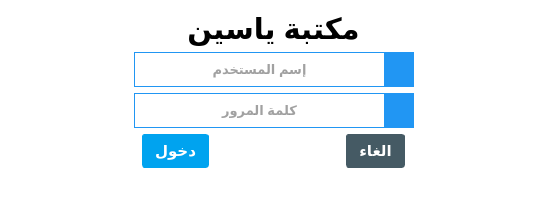
Above: login.ui from ashraf-kx/maktaba-assistant before the change. Below: the same form after it.
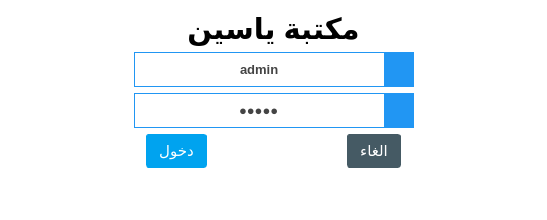
That is the form after the change. Icons and pictures are not drawn.

Patch:
```diff
--- a/login.ui
+++ b/login.ui
@@ -112,6 +112,9 @@
    border-right:0px solid #FFFFFF;
 }</string>
        </property>
+       <property name="text">
+        <string>admin</string>
+       </property>
        <property name="maxLength">
         <number>30</number>
        </property>
@@ -252,6 +255,9 @@
    border-right:0px solid #FFFFFF;
 }</string>
        </property>
+       <property name="text">
+        <string>admin</string>
+       </property>
        <property name="maxLength">
         <number>30</number>
        </property>
@@ -343,9 +349,6 @@
         <font>
          <family>Ubuntu</family>
          <pointsize>-1</pointsize>
-         <weight>75</weight>
-         <bold>true</bold>
-         <kerning>false</kerning>
         </font>
        </property>
        <property name="styleSheet">
@@ -417,9 +420,6 @@
         <font>
          <family>Ubuntu</family>
          <pointsize>-1</pointsize>
-         <weight>75</weight>
-         <bold>true</bold>
-         <kerning>false</kerning>
         </font>
        </property>
        <property name="styleSheet">
```
